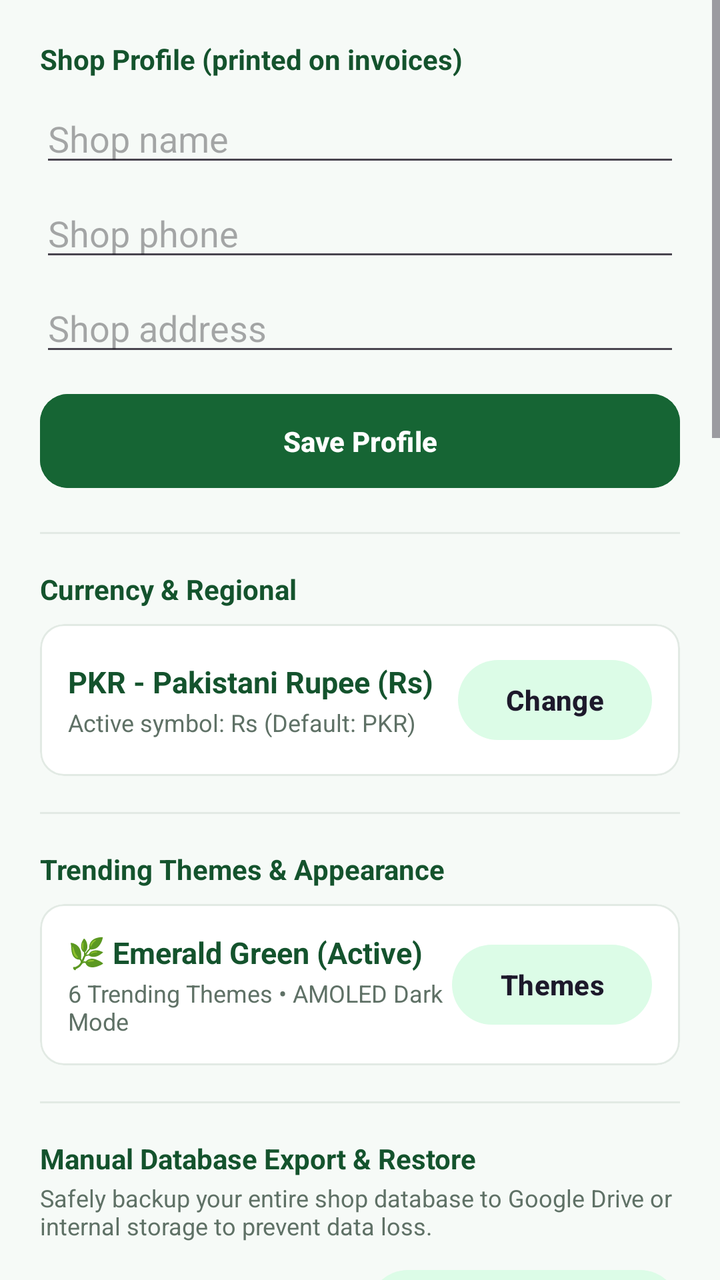
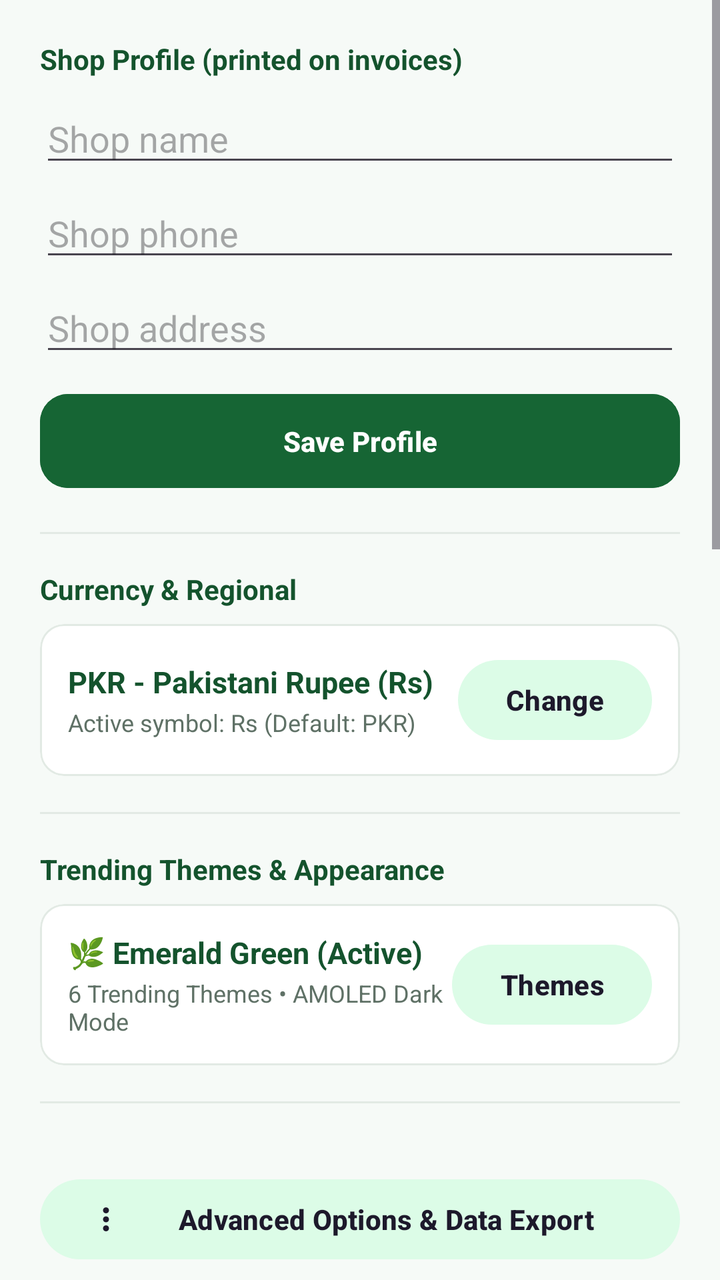

Before-and-after screenshots of an Android layout around one commit, followed by the original layout XML and the change that was made.
<!-- AndroidManifest.xml: application theme Theme.MobileShopkeeper -->
<!-- res/layout/fragment_settings.xml -->
<?xml version="1.0" encoding="utf-8"?>
<ScrollView xmlns:android="http://schemas.android.com/apk/res/android"
    xmlns:app="http://schemas.android.com/apk/res-auto"
    android:layout_width="match_parent" android:layout_height="match_parent">
    <LinearLayout android:layout_width="match_parent" android:layout_height="wrap_content"
        android:orientation="vertical" android:padding="20dp">
        <TextView android:layout_width="wrap_content" android:layout_height="wrap_content"
            android:text="Shop Profile (printed on invoices)" android:textStyle="bold"
            android:textColor="@color/green_900"/>
        <EditText android:id="@+id/etShopName" android:layout_width="match_parent"
            android:layout_height="wrap_content" android:hint="Shop name" android:layout_marginTop="8dp"/>
        <EditText android:id="@+id/etShopPhone" android:layout_width="match_parent"
            android:layout_height="wrap_content" android:hint="Shop phone"
            android:inputType="phone" android:layout_marginTop="6dp"/>
        <EditText android:id="@+id/etShopAddress" android:layout_width="match_parent"
            android:layout_height="wrap_content" android:hint="Shop address" android:layout_marginTop="6dp"/>
        <com.google.android.material.button.MaterialButton android:id="@+id/btnSaveProfile"
            android:layout_width="match_parent" android:layout_height="wrap_content"
            android:layout_marginTop="10dp" android:text="Save Profile"
            android:backgroundTint="@color/green_800"/>

        <View android:layout_width="match_parent" android:layout_height="1dp"
            android:background="@color/divider" android:layout_marginVertical="18dp"/>

        <TextView android:layout_width="wrap_content" android:layout_height="wrap_content"
            android:text="Currency &amp; Regional" android:textStyle="bold"
            android:textColor="@color/green_900"/>

        <com.google.android.material.card.MaterialCardView
            android:layout_width="match_parent"
            android:layout_height="wrap_content"
            android:layout_marginTop="8dp"
            app:cardCornerRadius="12dp"
            app:strokeWidth="1dp"
            app:strokeColor="@color/divider">
            <LinearLayout
                android:layout_width="match_parent"
                android:layout_height="wrap_content"
                android:orientation="horizontal"
                android:padding="14dp"
                android:gravity="center_vertical">
                <LinearLayout
                    android:layout_width="0dp"
                    android:layout_height="wrap_content"
                    android:layout_weight="1"
                    android:orientation="vertical">
                    <TextView
                        android:id="@+id/tvCurrentCurrency"
                        android:layout_width="wrap_content"
                        android:layout_height="wrap_content"
                        android:text="PKR - Pakistani Rupee (Rs)"
                        android:textStyle="bold"
                        android:textColor="@color/green_900"
                        android:textSize="15sp"/>
                    <TextView
                        android:id="@+id/tvCurrencySymbolPreview"
                        android:layout_width="wrap_content"
                        android:layout_height="wrap_content"
                        android:text="Active symbol: Rs (Default: PKR)"
                        android:textColor="@color/text_secondary"
                        android:textSize="12sp"
                        android:layout_marginTop="2dp"/>
                </LinearLayout>
                <com.google.android.material.button.MaterialButton
                    android:id="@+id/btnSelectCurrency"
                    style="@style/Widget.Material3.Button.TonalButton"
                    android:layout_width="wrap_content"
                    android:layout_height="wrap_content"
                    android:text="Change"/>
            </LinearLayout>
        </com.google.android.material.card.MaterialCardView>

        <View android:layout_width="match_parent" android:layout_height="1dp"
            android:background="@color/divider" android:layout_marginVertical="18dp"/>

        
        <TextView android:layout_width="wrap_content" android:layout_height="wrap_content"
            android:text="Trending Themes &amp; Appearance" android:textStyle="bold"
            android:textColor="@color/green_900"/>

        <com.google.android.material.card.MaterialCardView
            android:layout_width="match_parent"
            android:layout_height="wrap_content"
            android:layout_marginTop="8dp"
            app:cardCornerRadius="12dp"
            app:strokeWidth="1dp"
            app:strokeColor="@color/divider">
            <LinearLayout
                android:layout_width="match_parent"
                android:layout_height="wrap_content"
                android:orientation="horizontal"
                android:padding="14dp"
                android:gravity="center_vertical">
                <LinearLayout
                    android:layout_width="0dp"
                    android:layout_height="wrap_content"
                    android:layout_weight="1"
                    android:orientation="vertical">
                    <TextView
                        android:id="@+id/tvCurrentThemeName"
                        android:layout_width="wrap_content"
                        android:layout_height="wrap_content"
                        android:text="🌿 Emerald Green (Active)"
                        android:textStyle="bold"
                        android:textColor="@color/green_900"
                        android:textSize="15sp"/>
                    <TextView
                        android:id="@+id/tvCurrentThemeDetails"
                        android:layout_width="wrap_content"
                        android:layout_height="wrap_content"
                        android:text="6 Trending Themes • AMOLED Dark Mode"
                        android:textColor="@color/text_secondary"
                        android:textSize="12sp"
                        android:layout_marginTop="2dp"/>
                </LinearLayout>
                <com.google.android.material.button.MaterialButton
                    android:id="@+id/btnSelectTheme"
                    style="@style/Widget.Material3.Button.TonalButton"
                    android:layout_width="wrap_content"
                    android:layout_height="wrap_content"
                    android:text="Themes"/>
            </LinearLayout>
        </com.google.android.material.card.MaterialCardView>



        <View android:layout_width="match_parent" android:layout_height="1dp"
            android:background="@color/divider" android:layout_marginVertical="18dp"/>

        
        <TextView android:layout_width="wrap_content" android:layout_height="wrap_content"
            android:text="Manual Database Export &amp; Restore" android:textStyle="bold"
            android:textColor="@color/green_900"/>

        <TextView android:layout_width="wrap_content" android:layout_height="wrap_content"
            android:layout_marginTop="2dp"
            android:text="Safely backup your entire shop database to Google Drive or internal storage to prevent data loss."
            android:textColor="@color/text_secondary"
            android:textSize="12sp"/>

        <LinearLayout
            android:layout_width="match_parent"
            android:layout_height="wrap_content"
            android:orientation="horizontal"
            android:layout_marginTop="10dp">

            <com.google.android.material.button.MaterialButton
                android:id="@+id/btnBackupDatabase"
                style="@style/Widget.Material3.Button"
                android:layout_width="0dp"
                android:layout_height="wrap_content"
                android:layout_weight="1"
                android:layout_marginEnd="4dp"
                android:backgroundTint="@color/green_800"
                android:text="Export Database File"
                android:textSize="11sp"
                app:icon="@drawable/ic_export"
                app:iconSize="14dp"/>

            <com.google.android.material.button.MaterialButton
                android:id="@+id/btnRestoreDatabase"
                style="@style/Widget.Material3.Button.TonalButton"
                android:layout_width="0dp"
                android:layout_height="wrap_content"
                android:layout_weight="1"
                android:layout_marginStart="4dp"
                android:text="Import &amp; Restore"
                android:textSize="11sp"
                app:icon="@drawable/ic_import"
                app:iconSize="14dp"/>
        </LinearLayout>

        <View android:layout_width="match_parent" android:layout_height="1dp"
            android:background="@color/divider" android:layout_marginVertical="18dp"/>

        
        <TextView android:layout_width="wrap_content" android:layout_height="wrap_content"
            android:text="Data Export Center (CSV / Excel)" android:textStyle="bold"
            android:textColor="@color/green_900"/>

        <TextView android:layout_width="wrap_content" android:layout_height="wrap_content"
            android:layout_marginTop="2dp"
            android:text="Export any ledger into Excel/CSV spreadsheets or printable PDF reports with direct sharing."
            android:textColor="@color/text_secondary"
            android:textSize="12sp"/>

        <LinearLayout
            android:layout_width="match_parent"
            android:layout_height="wrap_content"
            android:orientation="horizontal"
            android:layout_marginTop="10dp">

            <com.google.android.material.button.MaterialButton
                android:id="@+id/btnExportInventorySettings"
                style="@style/Widget.Material3.Button.OutlinedButton"
                android:layout_width="0dp"
                android:layout_height="wrap_content"
                android:layout_weight="1"
                android:layout_marginEnd="4dp"
                android:text="Stock / Phones"
                android:textSize="11sp"
                app:icon="@drawable/ic_export"
                app:iconSize="14dp"/>

            <com.google.android.material.button.MaterialButton
                android:id="@+id/btnExportSalesSettings"
                style="@style/Widget.Material3.Button.OutlinedButton"
                android:layout_width="0dp"
                android:layout_height="wrap_content"
                android:layout_weight="1"
                android:layout_marginStart="4dp"
                android:text="Sales Invoices"
                android:textSize="11sp"
                app:icon="@drawable/ic_export"
                app:iconSize="14dp"/>
        </LinearLayout>

        <LinearLayout
            android:layout_width="match_parent"
            android:layout_height="wrap_content"
            android:orientation="horizontal"
            android:layout_marginTop="6dp">

            <com.google.android.material.button.MaterialButton
                android:id="@+id/btnExportCustomersSettings"
                style="@style/Widget.Material3.Button.OutlinedButton"
                android:layout_width="0dp"
                android:layout_height="wrap_content"
                android:layout_weight="1"
                android:layout_marginEnd="4dp"
                android:text="Customers"
                android:textSize="11sp"
                app:icon="@drawable/ic_export"
                app:iconSize="14dp"/>

            <com.google.android.material.button.MaterialButton
                android:id="@+id/btnExportPurchasesSettings"
                style="@style/Widget.Material3.Button.OutlinedButton"
                android:layout_width="0dp"
                android:layout_height="wrap_content"
                android:layout_weight="1"
                android:layout_marginStart="4dp"
                android:text="Daily Purchases"
                android:textSize="11sp"
                app:icon="@drawable/ic_export"
                app:iconSize="14dp"/>
        </LinearLayout>

        <LinearLayout
            android:layout_width="match_parent"
            android:layout_height="wrap_content"
            android:orientation="horizontal"
            android:layout_marginTop="6dp">

            <com.google.android.material.button.MaterialButton
                android:id="@+id/btnExportRepairsSettings"
                style="@style/Widget.Material3.Button.OutlinedButton"
                android:layout_width="0dp"
                android:layout_height="wrap_content"
                android:layout_weight="1"
                android:layout_marginEnd="4dp"
                android:text="Repairs Ledger"
                android:textSize="11sp"
                app:icon="@drawable/ic_export"
                app:iconSize="14dp"/>

            <com.google.android.material.button.MaterialButton
                android:id="@+id/btnExportMasterLedgerSettings"
                style="@style/Widget.Material3.Button.TonalButton"
                android:layout_width="0dp"
                android:layout_height="wrap_content"
                android:layout_weight="1"
                android:layout_marginStart="4dp"
                android:text="Master Shop PDF"
                android:textSize="11sp"
                app:icon="@drawable/ic_export"
                app:iconSize="14dp"/>
        </LinearLayout>

        
        <TextView
            android:layout_width="wrap_content"
            android:layout_height="wrap_content"
            android:layout_marginTop="8dp"
            android:text="Data Import &amp; Export"
            android:textStyle="bold"
            android:textColor="@color/green_900"/>

        <LinearLayout
            android:layout_width="match_parent"
            android:layout_height="wrap_content"
            android:orientation="horizontal"
            android:layout_marginTop="6dp">

            <com.google.android.material.button.MaterialButton
                android:id="@+id/btnImportCsvSettings"
                style="@style/Widget.Material3.Button"
                android:layout_width="0dp"
                android:layout_height="wrap_content"
                android:layout_weight="1"
                android:layout_marginEnd="4dp"
                android:backgroundTint="@color/green_800"
                android:text="Import Data (CSV)"
                android:textSize="11sp"
                app:icon="@drawable/ic_import"
                app:iconSize="14dp"/>

            <com.google.android.material.button.MaterialButton
                android:id="@+id/btnExportAllCsvSettings"
                style="@style/Widget.Material3.Button.OutlinedButton"
                android:layout_width="0dp"
                android:layout_height="wrap_content"
                android:layout_weight="1"
                android:layout_marginStart="4dp"
                android:text="Export All (CSV)"
                android:textSize="11sp"
                app:icon="@drawable/ic_export"
                app:iconSize="14dp"/>
        </LinearLayout>

        
        <View android:layout_width="match_parent" android:layout_height="1dp"
            android:background="@color/divider" android:layout_marginVertical="16dp"/>

        <TextView
            android:layout_width="wrap_content"
            android:layout_height="wrap_content"
            android:text="POS Thermal Receipt Printer (58mm / 80mm)"
            android:textStyle="bold"
            android:textColor="@color/green_900"/>

        <LinearLayout
            android:layout_width="match_parent"
            android:layout_height="wrap_content"
            android:orientation="horizontal"
            android:layout_marginTop="8dp">

            <com.google.android.material.button.MaterialButton
                android:id="@+id/btnTestThermalPrint"
                style="@style/Widget.Material3.Button.TonalButton"
                android:layout_width="0dp"
                android:layout_height="wrap_content"
                android:layout_weight="1"
                android:layout_marginEnd="4dp"
                android:text="Print Sample Sale Receipt"
                android:textSize="11sp"
                app:icon="@drawable/ic_thermal_printer"
                app:iconSize="14dp"/>

            <com.google.android.material.button.MaterialButton
                android:id="@+id/btnTestRepairTag"
                style="@style/Widget.Material3.Button.TonalButton"
                android:layout_width="0dp"
                android:layout_height="wrap_content"
                android:layout_weight="1"
                android:layout_marginStart="4dp"
                android:text="Print Sample Repair Tag"
                android:textSize="11sp"
                app:icon="@drawable/ic_thermal_printer"
                app:iconSize="14dp"/>
        </LinearLayout>

        <LinearLayout
            android:layout_width="match_parent"
            android:layout_height="wrap_content"
            android:orientation="horizontal"
            android:layout_marginTop="6dp">

            <com.google.android.material.button.MaterialButton
                android:id="@+id/btnCustomThermalPrint"
                style="@style/Widget.Material3.Button.OutlinedButton"
                android:layout_width="0dp"
                android:layout_height="wrap_content"
                android:layout_weight="1"
                android:layout_marginEnd="4dp"
                android:text="Custom Thermal Print"
                android:textSize="11sp"
                app:icon="@drawable/ic_thermal_printer"
                app:iconSize="14dp"/>

            <com.google.android.material.button.MaterialButton
                android:id="@+id/btnThermalCustomOptions"
                style="@style/Widget.Material3.Button.OutlinedButton"
                android:layout_width="0dp"
                android:layout_height="wrap_content"
                android:layout_weight="1"
                android:layout_marginStart="4dp"
                android:text="Header, Footer &amp; Barcode"
                android:textSize="11sp"/>
        </LinearLayout>
            
        <com.google.android.material.button.MaterialButton
            android:id="@+id/btnRestoreData"
            style="@style/Widget.Material3.Button.OutlinedButton"
            android:layout_width="match_parent"
            android:layout_height="wrap_content"
            android:layout_marginTop="4dp"
            android:text="Restore Database (JSON) from Device"/>

        <com.google.android.material.button.MaterialButton
            android:id="@+id/btnResetDefaultStock"
            style="@style/Widget.Material3.Button.OutlinedButton"
            android:layout_width="match_parent"
            android:layout_height="wrap_content"
            android:layout_marginTop="8dp"
            android:text="Clean Customers &amp; Reset All Phones Stock (No Price)"
            android:textColor="@color/green_800"
            app:icon="@drawable/ic_online_phone"
            app:iconSize="16dp"/>

                <com.google.android.material.button.MaterialButton
            android:id="@+id/btnCashClosing"
            style="@style/Widget.Material3.Button.TonalButton"
            android:layout_width="match_parent"
            android:layout_height="wrap_content"
            android:layout_marginTop="8dp"
            android:text="Cash Closing (Daily Reconciliation)"
            app:icon="@drawable/ic_seller"
            app:iconSize="18dp"/>
        
        <com.google.android.material.button.MaterialButton
            android:id="@+id/btnManageSellersSettings"

            style="@style/Widget.Material3.Button.TonalButton"
            android:layout_width="match_parent"
            android:layout_height="wrap_content"
            android:layout_marginTop="8dp"
            android:text="Manage Shop Sellers &amp; Staff (Owner)"
            app:icon="@drawable/ic_seller"
            app:iconSize="18dp"/>

        <View android:layout_width="match_parent" android:layout_height="1dp"
            android:background="@color/divider" android:layout_marginVertical="16dp"/>

        


        <TextView android:layout_width="wrap_content" android:layout_height="wrap_content"
            android:text="Role Passwords &amp; Security Keys" android:textStyle="bold"
            android:textColor="@color/green_900"/>

        <com.google.android.material.button.MaterialButton android:id="@+id/btnLockAppNow"
            style="@style/Widget.Material3.Button.TonalButton"
            android:layout_width="match_parent" android:layout_height="wrap_content"
            android:layout_marginTop="8dp"
            android:text="Lock App Now (Test Login Interface)"
            app:icon="@drawable/ic_lock"
            app:iconSize="18dp"/>

        <com.google.android.material.button.MaterialButton android:id="@+id/btnChangePassword"
            style="@style/Widget.Material3.Button.TonalButton"
            android:layout_width="match_parent" android:layout_height="wrap_content"
            android:layout_marginTop="8dp"
            android:text="Manage Role Keys (Owner, Seller, Tech)"/>

        <com.google.android.material.button.MaterialButton android:id="@+id/btnSwitchRole"
            style="@style/Widget.Material3.Button.TonalButton"
            android:layout_width="match_parent" android:layout_height="wrap_content"
            android:layout_marginTop="8dp" android:text="Switch Role (Owner / Seller / Tech)"/>

        <com.google.android.material.button.MaterialButton android:id="@+id/btnViewCrashLogs"
            style="@style/Widget.Material3.Button.TonalButton"
            android:layout_width="match_parent" android:layout_height="wrap_content"
            android:layout_marginTop="8dp" android:text="View Crash Logs"/>
        <com.google.android.material.button.MaterialButton android:id="@+id/btnAbout"
            style="@style/Widget.Material3.Button"
            android:layout_width="match_parent" android:layout_height="wrap_content"
            android:layout_marginTop="12dp"
            android:backgroundTint="@color/green_800"
            android:text="About Developer: Hassan Akbar (+923172377565)"
            app:icon="@drawable/ic_seller"
            app:iconSize="18dp"/>

        <com.google.android.material.button.MaterialButton android:id="@+id/btnDeleteAccount"
            style="@style/Widget.Material3.Button.TonalButton"
            android:layout_width="match_parent" android:layout_height="wrap_content"
            android:layout_marginTop="16dp"
            android:textColor="#D32F2F"
            app:iconTint="#D32F2F"
            app:backgroundTint="#FFEBEE"
            android:text="Delete my account &amp; cloud data"
            app:icon="@drawable/ic_delete"
            app:iconSize="18dp"/>
        
        <TextView android:layout_width="match_parent" android:layout_height="wrap_content"
            android:gravity="center" android:layout_marginTop="24dp"
            android:text="@string/version" android:textColor="@color/text_secondary" android:textSize="12sp"/>
    </LinearLayout>
</ScrollView>
<!-- resources referenced by this layout -->
<resources>
  <color name="divider">#E2EAE4</color>
  <color name="green_800">#166534</color>
  <color name="green_900">#14532D</color>
  <color name="text_secondary">#5F7166</color>
  <!-- drawable ic_delete (drawable) -->
  <vector xmlns:android="http://schemas.android.com/apk/res/android" android:width="24dp" android:height="24dp" android:viewportWidth="24" android:viewportHeight="24"><path android:fillColor="#DC2626" android:pathData="M6,19c0,1.1 0.9,2 2,2h8c1.1,0 2,-0.9 2,-2V7H6v12zM19,4h-3.5l-1,-1h-5l-1,1H5v2h14V4z"/></vector>
  <!-- drawable ic_export (drawable) -->
  <vector xmlns:android="http://schemas.android.com/apk/res/android"
      android:width="24dp"
      android:height="24dp"
      android:viewportWidth="24"
      android:viewportHeight="24">
    <path
        android:fillColor="#FF000000"
        android:pathData="M19,9h-4V3H9v6H5l7,7 7,-7zM5,18v2h14v-2H5z"/>
  </vector>
  <!-- drawable ic_import (drawable) -->
  <vector xmlns:android="http://schemas.android.com/apk/res/android"
      android:width="24dp"
      android:height="24dp"
      android:viewportWidth="24"
      android:viewportHeight="24">
      <path
          android:fillColor="#15803D"
          android:pathData="M19,9h-4V3H9v6H5l7,7 7,-7zM5,18v2h14v-2H5z"/>
  </vector>
  <!-- drawable ic_thermal_printer (drawable) -->
  <vector xmlns:android="http://schemas.android.com/apk/res/android"
      android:width="24dp"
      android:height="24dp"
      android:viewportWidth="24"
      android:viewportHeight="24">
      <path
          android:fillColor="#15803D"
          android:pathData="M19,8H5c-1.66,0 -3,1.34 -3,3v6h4v4h12v-4h4v-6c0,-1.66 -1.34,-3 -3,-3zM16,19H8v-5h8v5zM19,12c-0.55,0 -1,-0.45 -1,-1s0.45,-1 1,-1 1,0.45 1,1 -0.45,1 -1,1zM18,3H6v4h12V3z"/>
  </vector>
  <string name="version">Version 5.0 (Build 5)</string>
  <color name="white">#FFFFFF</color>
  <color name="green_100">#DCFCE7</color>
  <color name="green_600">#16A34A</color>
  <color name="surface">#FFFFFF</color>
  <color name="text_primary">#1A2E22</color>
  <color name="background_light">#F6FAF7</color>
  <color name="error">#DC2626</color>
  <style name="Shape.MobileShop.Medium" parent="ShapeAppearance.Material3.MediumComponent">
          <item name="cornerSize">14dp</item>
      </style>
  <style name="Widget.MobileShop.Button" parent="Widget.Material3.Button">
          <item name="cornerRadius">14dp</item>
          <item name="android:textAllCaps">false</item>
          <item name="android:paddingTop">14dp</item>
          <item name="android:paddingBottom">14dp</item>
          <item name="android:textStyle">bold</item>
      </style>
  <style name="Widget.MobileShop.TextInput" parent="Widget.Material3.TextInputLayout.OutlinedBox">
          <item name="boxCornerRadiusTopStart">14dp</item>
          <item name="boxCornerRadiusTopEnd">14dp</item>
          <item name="boxCornerRadiusBottomStart">14dp</item>
          <item name="boxCornerRadiusBottomEnd">14dp</item>
          <item name="boxStrokeColor">@color/selector_input_stroke</item>
      </style>
  <style name="WindowAnimations">
          <item name="android:activityOpenEnterAnimation">@android:anim/fade_in</item>
          <item name="android:activityOpenExitAnimation">@android:anim/fade_out</item>
          <item name="android:activityCloseEnterAnimation">@android:anim/fade_in</item>
          <item name="android:activityCloseExitAnimation">@android:anim/fade_out</item>
      </style>
  <!-- unchanged entries left out for length: 4 -->
</resources>

<!-- the commit's change to res/layout/fragment_settings.xml (unified diff, before → after) -->
@@ -127,6 +127,9 @@
         <View android:layout_width="match_parent" android:layout_height="1dp"
             android:background="@color/divider" android:layout_marginVertical="18dp"/>
 
+        <LinearLayout android:layout_width="match_parent" android:layout_height="wrap_content" android:orientation="vertical" android:visibility="gone">
+            android:background="@color/divider" android:layout_marginVertical="18dp"/>
+
         
         <TextView android:layout_width="wrap_content" android:layout_height="wrap_content"
             android:text="Manual Database Export &amp; Restore" android:textStyle="bold"
@@ -173,150 +176,17 @@
         <View android:layout_width="match_parent" android:layout_height="1dp"
             android:background="@color/divider" android:layout_marginVertical="18dp"/>
 
-        
-        <TextView android:layout_width="wrap_content" android:layout_height="wrap_content"
-            android:text="Data Export Center (CSV / Excel)" android:textStyle="bold"
-            android:textColor="@color/green_900"/>
-
-        <TextView android:layout_width="wrap_content" android:layout_height="wrap_content"
-            android:layout_marginTop="2dp"
-            android:text="Export any ledger into Excel/CSV spreadsheets or printable PDF reports with direct sharing."
-            android:textColor="@color/text_secondary"
-            android:textSize="12sp"/>
-
-        <LinearLayout
-            android:layout_width="match_parent"
-            android:layout_height="wrap_content"
-            android:orientation="horizontal"
-            android:layout_marginTop="10dp">
-
-            <com.google.android.material.button.MaterialButton
-                android:id="@+id/btnExportInventorySettings"
-                style="@style/Widget.Material3.Button.OutlinedButton"
-                android:layout_width="0dp"
-                android:layout_height="wrap_content"
-                android:layout_weight="1"
-                android:layout_marginEnd="4dp"
-                android:text="Stock / Phones"
-                android:textSize="11sp"
-                app:icon="@drawable/ic_export"
-                app:iconSize="14dp"/>
-
-            <com.google.android.material.button.MaterialButton
-                android:id="@+id/btnExportSalesSettings"
-                style="@style/Widget.Material3.Button.OutlinedButton"
-                android:layout_width="0dp"
-                android:layout_height="wrap_content"
-                android:layout_weight="1"
-                android:layout_marginStart="4dp"
-                android:text="Sales Invoices"
-                android:textSize="11sp"
-                app:icon="@drawable/ic_export"
-                app:iconSize="14dp"/>
         </LinearLayout>
 
-        <LinearLayout
-            android:layout_width="match_parent"
-            android:layout_height="wrap_content"
-            android:orientation="horizontal"
-            android:layout_marginTop="6dp">
-
-            <com.google.android.material.button.MaterialButton
-                android:id="@+id/btnExportCustomersSettings"
-                style="@style/Widget.Material3.Button.OutlinedButton"
-                android:layout_width="0dp"
-                android:layout_height="wrap_content"
-                android:layout_weight="1"
-                android:layout_marginEnd="4dp"
-                android:text="Customers"
-                android:textSize="11sp"
-                app:icon="@drawable/ic_export"
-                app:iconSize="14dp"/>
-
-            <com.google.android.material.button.MaterialButton
-                android:id="@+id/btnExportPurchasesSettings"
-                style="@style/Widget.Material3.Button.OutlinedButton"
-                android:layout_width="0dp"
-                android:layout_height="wrap_content"
-                android:layout_weight="1"
-                android:layout_marginStart="4dp"
-                android:text="Daily Purchases"
-                android:textSize="11sp"
-                app:icon="@drawable/ic_export"
-                app:iconSize="14dp"/>
-        </LinearLayout>
-
-        <LinearLayout
-            android:layout_width="match_parent"
-            android:layout_height="wrap_content"
-            android:orientation="horizontal"
-            android:layout_marginTop="6dp">
-
-            <com.google.android.material.button.MaterialButton
-                android:id="@+id/btnExportRepairsSettings"
-                style="@style/Widget.Material3.Button.OutlinedButton"
-                android:layout_width="0dp"
-                android:layout_height="wrap_content"
-                android:layout_weight="1"
-                android:layout_marginEnd="4dp"
-                android:text="Repairs Ledger"
-                android:textSize="11sp"
-                app:icon="@drawable/ic_export"
-                app:iconSize="14dp"/>
-
-            <com.google.android.material.button.MaterialButton
-                android:id="@+id/btnExportMasterLedgerSettings"
-                style="@style/Widget.Material3.Button.TonalButton"
-                android:layout_width="0dp"
-                android:layout_height="wrap_content"
-                android:layout_weight="1"
-                android:layout_marginStart="4dp"
-                android:text="Master Shop PDF"
-                android:textSize="11sp"
-                app:icon="@drawable/ic_export"
-                app:iconSize="14dp"/>
-        </LinearLayout>
-
-        
-        <TextView
-            android:layout_width="wrap_content"
-            android:layout_height="wrap_content"
-            android:layout_marginTop="8dp"
-            android:text="Data Import &amp; Export"
-            android:textStyle="bold"
-            android:textColor="@color/green_900"/>
-
-        <LinearLayout
-            android:layout_width="match_parent"
-            android:layout_height="wrap_content"
-            android:orientation="horizontal"
-            android:layout_marginTop="6dp">
-
-            <com.google.android.material.button.MaterialButton
-                android:id="@+id/btnImportCsvSettings"
-                style="@style/Widget.Material3.Button"
-                android:layout_width="0dp"
-                android:layout_height="wrap_content"
-                android:layout_weight="1"
-                android:layout_marginEnd="4dp"
-                android:backgroundTint="@color/green_800"
-                android:text="Import Data (CSV)"
-                android:textSize="11sp"
-                app:icon="@drawable/ic_import"
-                app:iconSize="14dp"/>
-
-            <com.google.android.material.button.MaterialButton
-                android:id="@+id/btnExportAllCsvSettings"
-                style="@style/Widget.Material3.Button.OutlinedButton"
-                android:layout_width="0dp"
-                android:layout_height="wrap_content"
-                android:layout_weight="1"
-                android:layout_marginStart="4dp"
-                android:text="Export All (CSV)"
-                android:textSize="11sp"
-                app:icon="@drawable/ic_export"
-                app:iconSize="14dp"/>
-        </LinearLayout>
+        
+        <com.google.android.material.button.MaterialButton
+            android:id="@+id/btnAdvancedDataMenu"
+            style="@style/Widget.Material3.Button.TonalButton"
+            android:layout_width="match_parent"
+            android:layout_height="wrap_content"
+            android:layout_marginTop="16dp"
+            android:text="Advanced Options &amp; Data Export"
+            app:icon="@drawable/ic_more_vert" />
 
         
         <View android:layout_width="match_parent" android:layout_height="1dp"
<!-- resource entries referenced after the edit -->
@@ -26,6 +26,8 @@
           android:fillColor="#15803D"
           android:pathData="M19,9h-4V3H9v6H5l7,7 7,-7zM5,18v2h14v-2H5z"/>
   </vector>
+  <!-- drawable ic_more_vert (drawable) -->
+  <vector xmlns:android="http://schemas.android.com/apk/res/android" android:width="24dp" android:height="24dp" android:viewportWidth="24" android:viewportHeight="24"><path android:fillColor="#757575" android:pathData="M12,8c1.1,0 2,-0.9 2,-2s-0.9,-2 -2,-2 -2,0.9 -2,2 0.9,2 2,2zM12,10c-1.1,0 -2,0.9 -2,2s0.9,2 2,2 2,-0.9 2,-2 -0.9,-2 -2,-2zM12,16c-1.1,0 -2,0.9 -2,2s0.9,2 2,2 2,-0.9 2,-2 -0.9,-2 -2,-2z"/></vector>
   <!-- drawable ic_thermal_printer (drawable) -->
   <vector xmlns:android="http://schemas.android.com/apk/res/android"
       android:width="24dp"
